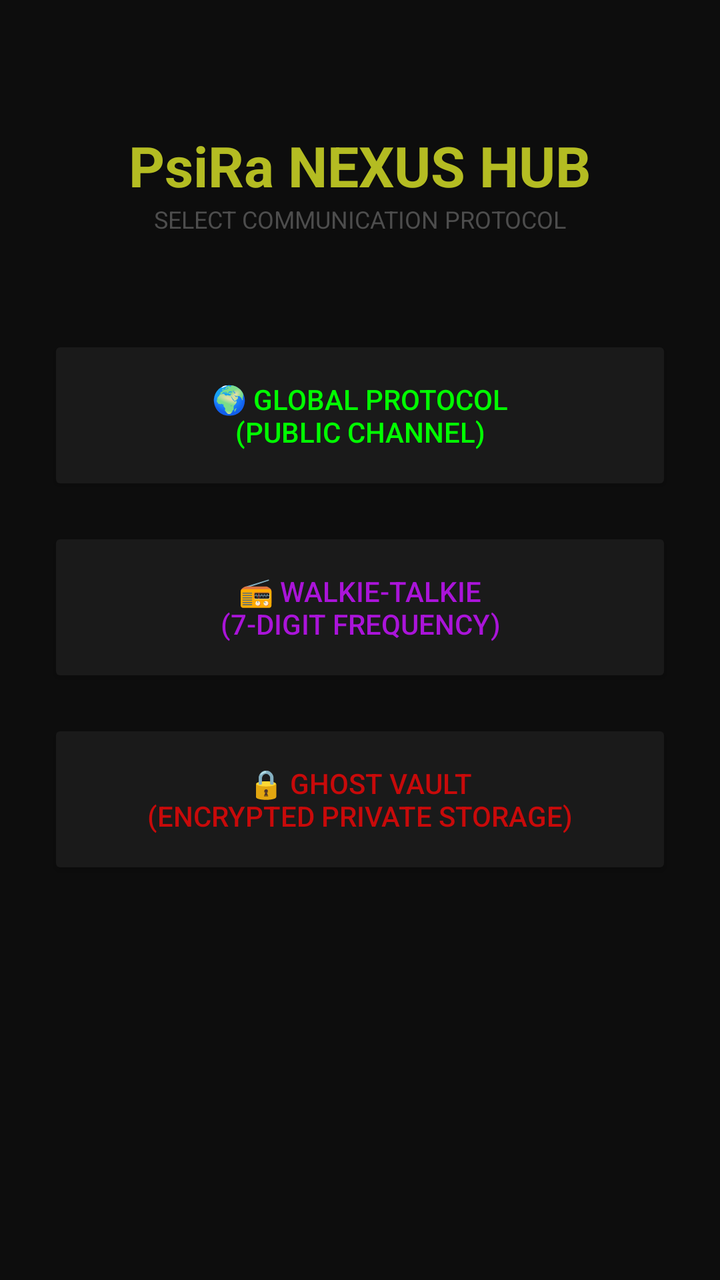
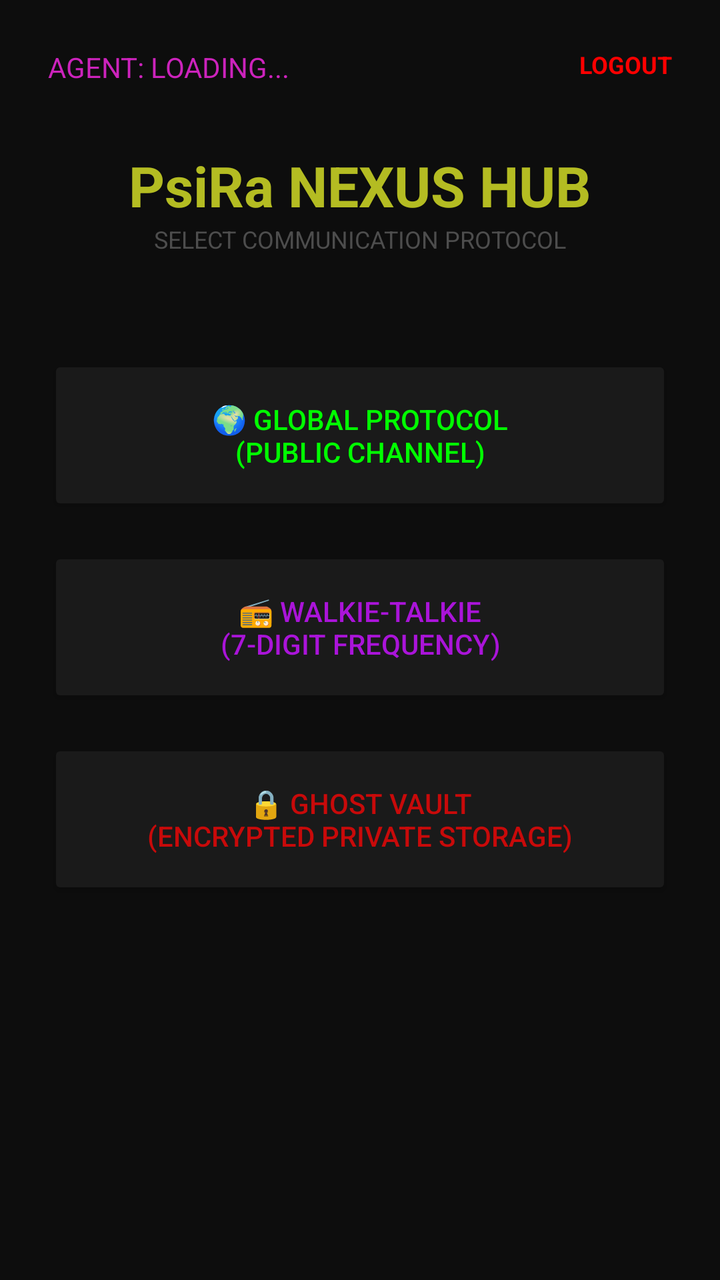

Compare the two renders of this Android layout. The source of the first and the diff that turns it into the second are given below.
<!-- AndroidManifest.xml: application theme Theme.PsiRa -->
<!-- res/layout/activity_nexus_dashboard.xml -->
<?xml version="1.0" encoding="utf-8"?>
<androidx.constraintlayout.widget.ConstraintLayout xmlns:android="http://schemas.android.com/apk/res/android"
    xmlns:app="http://schemas.android.com/apk/res-auto"
    android:layout_width="match_parent"
    android:layout_height="match_parent"
    android:background="#0D0D0D"
    android:padding="24dp">

    <TextView
        android:id="@+id/nexusTitle"
        android:layout_width="wrap_content"
        android:layout_height="wrap_content"
        android:text="PsiRa NEXUS HUB"
        android:textColor="#B4BC22"
        android:textSize="28sp"
        android:textStyle="bold"
        android:layout_marginTop="40dp"
        app:layout_constraintTop_toTopOf="parent"
        app:layout_constraintStart_toStartOf="parent"
        app:layout_constraintEnd_toEndOf="parent" />

    <TextView
        android:id="@+id/nexusSubTitle"
        android:layout_width="wrap_content"
        android:layout_height="wrap_content"
        android:text="SELECT COMMUNICATION PROTOCOL"
        android:textColor="#4D4D4D"
        android:textSize="12sp"
        app:layout_constraintTop_toBottomOf="@id/nexusTitle"
        app:layout_constraintStart_toStartOf="parent"
        app:layout_constraintEnd_toEndOf="parent" />

    <Button
        android:id="@+id/btnGlobal"
        android:layout_width="match_parent"
        android:layout_height="80dp"
        android:text="🌍 GLOBAL PROTOCOL\n(PUBLIC CHANNEL)"
        android:backgroundTint="#1A1A1A"
        android:textColor="#00FF00"
        android:layout_marginTop="50dp"
        app:layout_constraintTop_toBottomOf="@id/nexusSubTitle" />

    <Button
        android:id="@+id/btnWalkie"
        android:layout_width="match_parent"
        android:layout_height="80dp"
        android:text="📻 WALKIE-TALKIE\n(7-DIGIT FREQUENCY)"
        android:backgroundTint="#1A1A1A"
        android:textColor="#AA14D9"
        android:layout_marginTop="16dp"
        app:layout_constraintTop_toBottomOf="@id/btnGlobal" />

    <Button
        android:id="@+id/btnPrivate"
        android:layout_width="match_parent"
        android:layout_height="80dp"
        android:text="🔒 GHOST VAULT\n(ENCRYPTED PRIVATE STORAGE)"
        android:backgroundTint="#1A1A1A"
        android:textColor="#C80A0A"
        android:layout_marginTop="16dp"
        app:layout_constraintTop_toBottomOf="@id/btnWalkie" />

</androidx.constraintlayout.widget.ConstraintLayout>
<!-- resources referenced by this layout -->
<resources>
  <style name="Theme.PsiRa" parent="Base.Theme.PsiRa" />
  <style name="Base.Theme.PsiRa" parent="Theme.Material3.DayNight.NoActionBar">
          
          
      </style>
</resources>

<!-- the commit's change to res/layout/activity_nexus_dashboard.xml (unified diff, before → after) -->
@@ -7,6 +7,27 @@
     android:padding="24dp">
 
     <TextView
+        android:id="@+id/tvAgentName"
+        android:layout_width="wrap_content"
+        android:layout_height="wrap_content"
+        android:text="AGENT: LOADING..."
+        android:textColor="#CC23BC"
+        android:textSize="14sp"
+        app:layout_constraintTop_toTopOf="parent"
+        app:layout_constraintStart_toStartOf="parent" />
+
+    <TextView
+        android:id="@+id/tvLogout"
+        android:layout_width="wrap_content"
+        android:layout_height="wrap_content"
+        android:text="LOGOUT"
+        android:textColor="#FF0000"
+        android:textSize="12sp"
+        android:textStyle="bold"
+        app:layout_constraintTop_toTopOf="parent"
+        app:layout_constraintEnd_toEndOf="parent" />
+
+    <TextView
         android:id="@+id/nexusTitle"
         android:layout_width="wrap_content"
         android:layout_height="wrap_content"
@@ -14,7 +35,7 @@
         android:textColor="#B4BC22"
         android:textSize="28sp"
         android:textStyle="bold"
-        android:layout_marginTop="40dp"
+        android:layout_marginTop="50dp"
         app:layout_constraintTop_toTopOf="parent"
         app:layout_constraintStart_toStartOf="parent"
         app:layout_constraintEnd_toEndOf="parent" />
